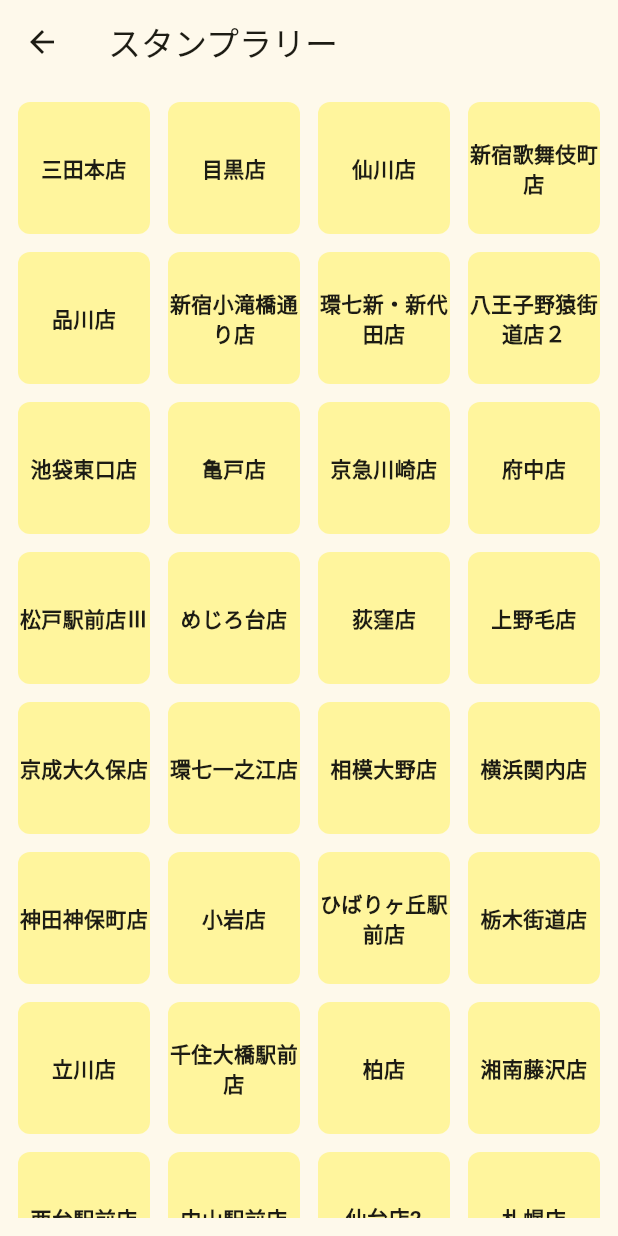
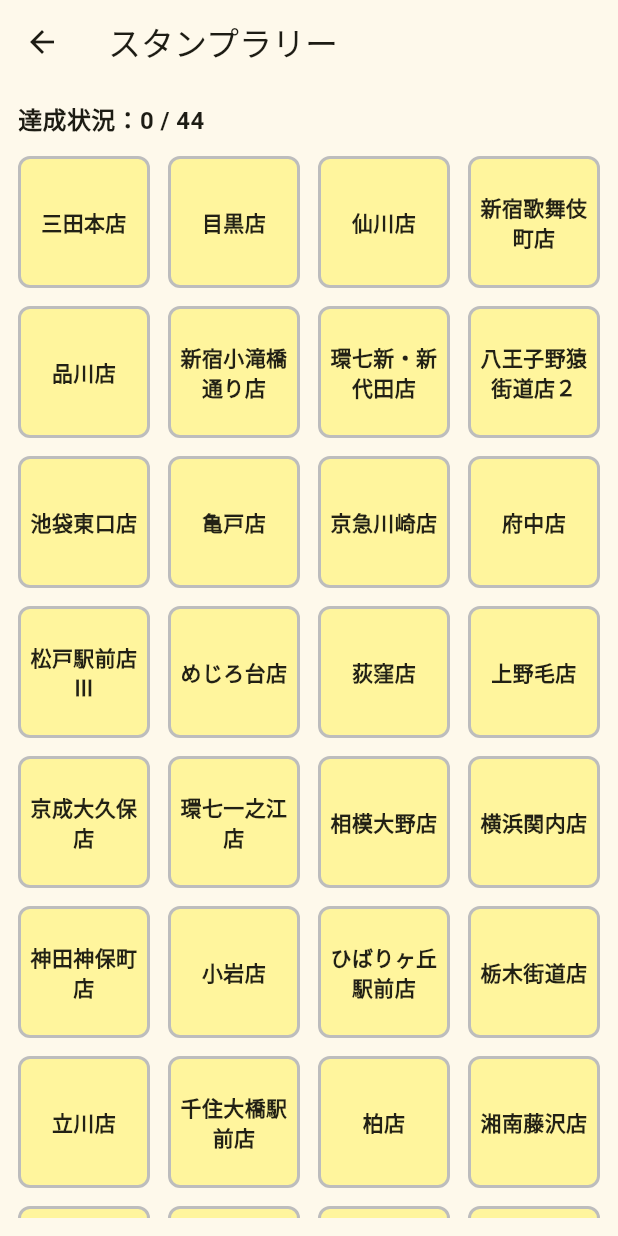
Before and after one commit to RamenJiro-vocational-school/ramen_jiro_vocational_school, a Flutter app: the StampRallyPage screen opened directly, on a phone screen of 412 x 824 dp. Run offline on Flutter 3.47's test engine with Material 3 defaults, Android fonts, the phone set to English and light mode, and no system bars; our stand-ins replace flutter_map, latlong2, shared_preferences; accounts and stored records are empty.

Commit message:
スタンプラリー画面途中

```diff
--- a/lib/pages/stamp_rally_page.dart
+++ b/lib/pages/stamp_rally_page.dart
@@ -28,10 +28,38 @@ class _StampRallyPageState extends State<StampRallyPage> {
     setState(() {
       _stores = stores;
       _visitCounts = counts;
+      _checkCompletion();
     });
   }
 
+  void _checkCompletion() {
+    final visitedCount = _visitCounts.values.where((v) => v > 0).length;
+    final total = _stores.length;
+
+    setState(() {
+      _visitedTotal = visitedCount;
+    });
+
+    if (visitedCount == total) {
+      showDialog(
+        context: context,
+        builder: (_) => AlertDialog(
+          title: const Text('🎉 スタンプラリー制覇！'),
+          content: const Text('全店舗を訪問しました！おめでとうございます！'),
+          actions: [
+            TextButton(
+              onPressed: () => Navigator.of(context).pop(),
+              child: const Text('閉じる'),
+            ),
+          ],
+        ),
+      );
+    }
+  }
+
   Map<String, int> _visitCounts = {};
+
+  int _visitedTotal = 0;
 
   @override
   void initState() {
@@ -47,6 +75,15 @@ class _StampRallyPageState extends State<StampRallyPage> {
       appBar: AppBar(title: const Text('スタンプラリー')),
       body: Padding(
         padding: const EdgeInsets.all(12),
+        child: Column(
+          crossAxisAlignment: CrossAxisAlignment.start,
+          children: [
+            Text(
+              '達成状況：$_visitedTotal / ${_stores.length}',
+              style: const TextStyle(fontSize: 16, fontWeight: FontWeight.bold),
+            ),
+            const SizedBox(height: 12),
+            Expanded(
               child: GridView.builder(
                 itemCount: _stores.length,
                 gridDelegate: const SliverGridDelegateWithFixedCrossAxisCount(
@@ -57,11 +94,18 @@ class _StampRallyPageState extends State<StampRallyPage> {
                 itemBuilder: (context, index) {
                   final store = _stores[index];
                   final count = _visitCounts[store.name] ?? 0;
+                  final isVisited = count > 0;
 
                   return Container(
                     decoration: BoxDecoration(
-                color: Colors.yellow.shade200,
+                      color: isVisited
+                          ? Colors.red.shade100
+                          : Colors.yellow.shade200,
                       borderRadius: BorderRadius.circular(8),
+                      border: Border.all(
+                        color: isVisited ? Colors.red : Colors.grey.shade400,
+                        width: 2,
+                      ),
                     ),
                     alignment: Alignment.center,
                     child: Stack(
@@ -70,7 +114,12 @@ class _StampRallyPageState extends State<StampRallyPage> {
                           child: Text(
                             store.name,
                             textAlign: TextAlign.center,
-                      style: const TextStyle(fontWeight: FontWeight.bold),
+                            style: TextStyle(
+                              fontWeight: FontWeight.bold,
+                              color: isVisited
+                                  ? Colors.red.shade900
+                                  : Colors.black87,
+                            ),
                           ),
                         ),
                         if (count > 0)
@@ -95,6 +144,9 @@ class _StampRallyPageState extends State<StampRallyPage> {
                 },
               ),
             ),
+          ],
+        ),
+      ),
     );
   }
 }
```
Also changed, not shown: lib/utils/visit_service.dart (+10 -0 lines). Lines whose indentation alone changed are shown as unchanged.
